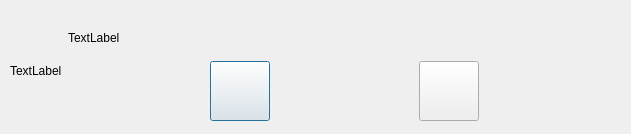
khalilmasri/Skype, file src/client/gui/ui/ring.ui: the form before one commit.
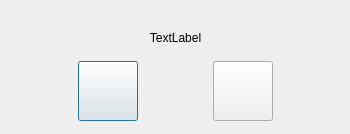
The form after the commit. Icons and pictures are not drawn.

The edit to the form file:
```diff
--- a/src/client/gui/ui/ring.ui
+++ b/src/client/gui/ui/ring.ui
@@ -6,7 +6,7 @@
    <rect>
     <x>0</x>
     <y>0</y>
-    <width>631</width>
+    <width>350</width>
     <height>134</height>
    </rect>
   </property>
@@ -18,26 +18,12 @@
     <rect>
      <x>10</x>
      <y>20</y>
-     <width>611</width>
+     <width>331</width>
      <height>101</height>
     </rect>
    </property>
    <layout class="QGridLayout" name="gridLayout">
-    <item row="0" column="0" rowspan="2">
-     <widget class="QLabel" name="ringing">
-      <property name="text">
-       <string>TextLabel</string>
-      </property>
-     </widget>
-    </item>
-    <item row="0" column="1" colspan="5">
-     <widget class="QLabel" name="details">
-      <property name="text">
-       <string>TextLabel</string>
-      </property>
-     </widget>
-    </item>
-    <item row="1" column="1">
+    <item row="1" column="0">
      <spacer name="horizontalSpacer">
       <property name="orientation">
        <enum>Qt::Horizontal</enum>
@@ -50,7 +36,7 @@
       </property>
      </spacer>
     </item>
-    <item row="1" column="2">
+    <item row="1" column="1">
      <widget class="QPushButton" name="answer">
       <property name="sizePolicy">
        <sizepolicy hsizetype="Minimum" vsizetype="Fixed">
@@ -79,7 +65,7 @@
       </property>
      </widget>
     </item>
-    <item row="1" column="3">
+    <item row="1" column="2">
      <spacer name="horizontalSpacer_2">
       <property name="orientation">
        <enum>Qt::Horizontal</enum>
@@ -92,7 +78,17 @@
       </property>
      </spacer>
     </item>
-    <item row="1" column="4">
+    <item row="0" column="0" colspan="5">
+     <widget class="QLabel" name="details">
+      <property name="text">
+       <string>TextLabel</string>
+      </property>
+      <property name="alignment">
+       <set>Qt::AlignCenter</set>
+      </property>
+     </widget>
+    </item>
+    <item row="1" column="3">
      <widget class="QPushButton" name="ignore">
       <property name="minimumSize">
        <size>
@@ -115,7 +111,7 @@
       </property>
      </widget>
     </item>
-    <item row="1" column="5">
+    <item row="1" column="4">
      <spacer name="horizontalSpacer_3">
       <property name="orientation">
        <enum>Qt::Horizontal</enum>
```
